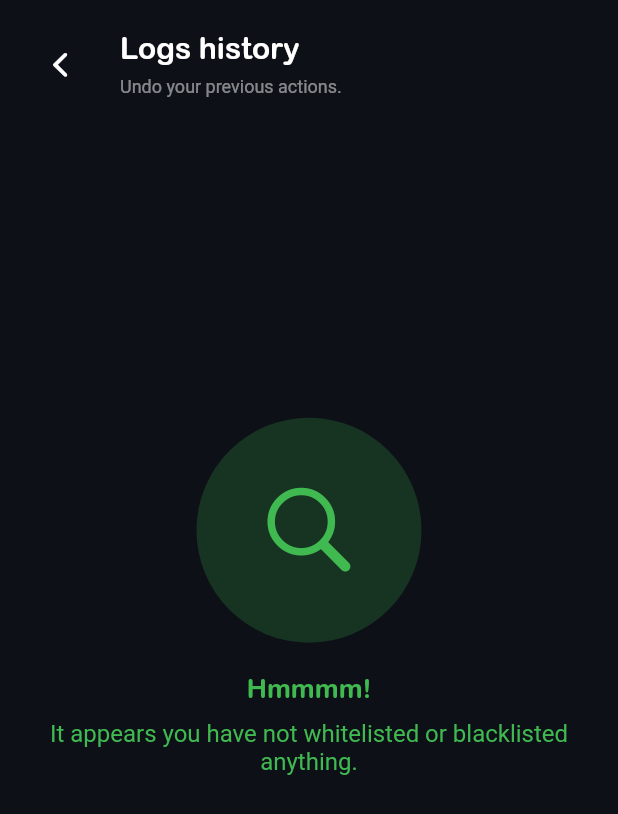
After one commit to zero-stealth/Pihole-Manager, a Flutter app: the LogsHistory screen opened directly, on a phone screen of 412 x 824 dp. The commit adds this screen. Shown: the top 814 px of the screen. Run offline on Flutter 3.47's test engine with Material 2 defaults, Android fonts, the phone set to English and light mode, and no system bars; our stand-ins replace flutter_dotenv, flutter_svg, loading_animation_widget, sqflite; accounts and stored records are empty; Roboto replaces fonts that are missing (SFT-Regular).

Commit message:
:hammer: UI for logs history stable

```diff
--- a/lib/screens/Logs.dart
+++ b/lib/screens/Logs.dart
@@ -372,7 +372,7 @@ class _LogsState extends State<Logs> {
 
     for (var i = 0; i < devices.length; i++) {
       final res = await http.Client().get(Uri.parse(
-          '${devices[i]['protocol']}://${devices[i]['ip']}/admin/api.php?getAllQueries=50&auth=${devices[i]['apitoken']}'));
+          '${devices[i]['protocol']}://${devices[i]['ip']}/admin/api.php?getAllQueries=100&auth=${devices[i]['apitoken']}'));
       if (res.statusCode == 200) {
         var pars = jsonDecode(res.body);
         // print(DateTime.parse(pars['data'][0][0].toDate().toString()));
--- /dev/null
+++ b/lib/screens/LogsHistory.dart
@@ -0,0 +1,252 @@
+import 'package:flutter/cupertino.dart';
+import 'package:flutter/material.dart';
+import 'package:piremote/data/fonts.dart';
+import 'package:piremote/widgets/NoHistory.dart';
+
+class LogsHistory extends StatefulWidget {
+  const LogsHistory({Key? key}) : super(key: key);
+
+  @override
+  State<LogsHistory> createState() => _LogsHistoryState();
+}
+
+class _LogsHistoryState extends State<LogsHistory> {
+  var history = [
+    // {
+    //   "status": "blacklisted",
+    //   "domain": "piholemanager.com",
+    //   "client": "192.168.0.10",
+    // },
+    // {
+    //   "status": "allowed",
+    //   "domain": "piholemanager.com",
+    //   "client": "192.168.0.10",
+    // },
+    // {
+    //   "status": "blacklisted",
+    //   "domain": "piholemanager.com",
+    //   "client": "192.168.0.10",
+    // },
+  ];
+
+  actionHandler(status) {
+    switch (status) {
+      case "blacklisted":
+        return Container(
+          padding: EdgeInsets.all(10.0),
+          decoration: BoxDecoration(
+              color: Color(0xff3FB950).withOpacity(0.1),
+              borderRadius: BorderRadius.circular(50.0)),
+          child: Center(
+            child: Icon(
+              CupertinoIcons.checkmark_shield_fill,
+              color: Color(0xff3FB950),
+            ),
+          ),
+        );
+
+      case "allowed":
+        return Container(
+          padding: EdgeInsets.all(10.0),
+          decoration: BoxDecoration(
+              color: Colors.redAccent.withOpacity(0.1),
+              borderRadius: BorderRadius.circular(50.0)),
+          child: Center(
+            child: Icon(
+              CupertinoIcons.checkmark_shield_fill,
+              color: Colors.redAccent,
+            ),
+          ),
+        );
+    }
+  }
+
+  statusHandler(status) {
+    switch (status) {
+      case "blacklisted":
+        return Text(
+          "Blacklisted",
+          style: TextStyle(
+            color: Colors.redAccent,
+            fontFamily: pRegular,
+            fontSize: 12.0,
+          ),
+        );
+
+      case "allowed":
+        return Text(
+          "Allowed",
+          style: TextStyle(
+            color: Color(0xff3FB950),
+            fontFamily: pRegular,
+            fontSize: 12.0,
+          ),
+        );
+    }
+  }
+
+  myHistory() {
+    return MediaQuery.removePadding(
+      context: context,
+      removeTop: true,
+      child: ListView.builder(
+          physics: NeverScrollableScrollPhysics(),
+          shrinkWrap: true,
+          clipBehavior: Clip.none,
+          scrollDirection: Axis.vertical,
+          itemCount: history.length,
+          itemBuilder: (BuildContext context, int index) {
+            return InkWell(
+              onTap: () {
+                // Navigator.push(
+                //   context,
+                //   MaterialPageRoute(
+                //     builder: (context) => Query(
+                //       domain:
+                //           "${logs[index][2]['domain'].toString()}",
+                //       client: deviceName(
+                //           logs[index][4]['client'].toString()),
+                //       type:
+                //           "${logs[index][1]['requestType'].toString()}",
+                //       timestamp:
+                //           "${logs[index][0]['timestamp'].toString()}",
+                //       status:
+                //           "${logs[index][3]['type'].toString()}",
+                //     ),
+                //   ),
+                // );
+              },
+              child: Container(
+                padding: EdgeInsets.only(
+                  bottom: 15.0,
+                  left: 20.0,
+                  right: 20.0,
+                  top: 15.0,
+                ),
+                decoration: BoxDecoration(
+                  color: Colors.transparent,
+                  border: Border(
+                    bottom: BorderSide(
+                      width: 2.0,
+                      color: const Color(0xFF161B22).withOpacity(0.5),
+                    ),
+                  ),
+                ),
+                child: Row(
+                  mainAxisAlignment: MainAxisAlignment.spaceBetween,
+                  children: [
+                    Column(
+                      crossAxisAlignment: CrossAxisAlignment.start,
+                      children: [
+                        statusHandler(history[index]['status']),
+                        SizedBox(height: 5.0),
+                        Text(
+                          '${history[index]['domain']}',
+                          overflow: TextOverflow.ellipsis,
+                          style: TextStyle(
+                            color: Colors.white,
+                            fontSize: 14.0,
+                            fontFamily: pBold,
+                          ),
+                        ),
+                        SizedBox(height: 5.0),
+                        Text(
+                          '${history[index]['client']}',
+                          overflow: TextOverflow.ellipsis,
+                          style: TextStyle(
+                            color: Colors.white,
+                            fontSize: 13.0,
+                            fontFamily: pRegular,
+                          ),
+                        ),
+                      ],
+                    ),
+                    actionHandler(history[index]['status']),
+                  ],
+                ),
+              ),
+            );
+          }),
+    );
+  }
+
+  // @override
+  // void initState() {
+  //   // TODO: implement initState
+  //   super.initState();
+  // }
+
+  // @override
+  // void dispose() {
+  //   // TODO: implement dispose
+  //   super.dispose();
+  // }
+
+  @override
+  Widget build(BuildContext context) {
+    return Scaffold(
+      backgroundColor: const Color(0xFF0D1117),
+      body: SafeArea(
+        child: SingleChildScrollView(
+          physics: BouncingScrollPhysics(),
+          child: Column(
+            children: [
+              Padding(
+                padding: const EdgeInsets.only(
+                  top: 20.0,
+                  left: 20.0,
+                  right: 20.0,
+                ),
+                child: Row(
+                  mainAxisAlignment: MainAxisAlignment.start,
+                  crossAxisAlignment: CrossAxisAlignment.center,
+                  children: [
+                    IconButton(
+                      visualDensity: VisualDensity.compact,
+                      padding: EdgeInsets.all(2.0),
+                      onPressed: () {
+                        Navigator.pop(context);
+                      },
+                      icon: Icon(
+                        CupertinoIcons.chevron_back,
+                        size: 25.0,
+                        color: Colors.white,
+                      ),
+                    ),
+                    SizedBox(width: 20.0),
+                    Column(
+                      crossAxisAlignment: CrossAxisAlignment.start,
+                      children: [
+                        Text(
+                          'Logs history',
+                          style: TextStyle(
+                            color: Colors.white,
+                            fontSize: 20.0,
+                            fontFamily: pBold,
+                          ),
+                        ),
+                        SizedBox(height: 5.0),
+                        Text(
+                          'Undo your previous actions.',
+                          textAlign: TextAlign.start,
+                          style: TextStyle(
+                            color: Colors.white.withOpacity(0.5),
+                            fontSize: 12.0,
+                            height: 1.5,
+                            fontFamily: pRegular,
+                          ),
+                        ),
+                      ],
+                    ),
+                  ],
+                ),
+              ),
+              const SizedBox(height: 5.0),
+              history.isEmpty ? NoHistory(context: context) : myHistory(),
+            ],
+          ),
+        ),
+      ),
+    );
+  }
+}
--- /dev/null
+++ b/lib/widgets/NoHistory.dart
@@ -0,0 +1,65 @@
+import 'package:flutter/cupertino.dart';
+import 'package:flutter/material.dart';
+import 'package:piremote/data/fonts.dart';
+import 'package:piremote/screens/EditDevice.dart';
+
+class NoHistory extends StatelessWidget {
+  const NoHistory({
+    Key? key,
+    required this.context,
+  }) : super(key: key);
+
+  final BuildContext context;
+
+  @override
+  Widget build(BuildContext context) {
+    return Container(
+      width: MediaQuery.of(context).size.width,
+      height: MediaQuery.of(context).size.height - 170,
+      child: Align(
+        alignment: Alignment.center,
+        child: Column(
+          mainAxisAlignment: MainAxisAlignment.center,
+          children: [
+            Container(
+              width: 150.0,
+              height: 150.0,
+              //padding: EdgeInsets.all(30.0),
+              decoration: BoxDecoration(
+                  color: Color(0xff3FB950).withOpacity(0.2),
+                  borderRadius: BorderRadius.circular(100.0)),
+              child: Center(
+                child: Icon(
+                  CupertinoIcons.search,
+                  color: Color(0xff3FB950),
+                  size: 70.0,
+                ),
+              ),
+            ),
+            SizedBox(height: 20.0),
+            Text(
+              "Hmmmm!",
+              style: TextStyle(
+                fontSize: 18.0,
+                // color: Color(0xff3FB950),
+                color: Color(0xff3FB950),
+                fontFamily: pBold,
+              ),
+            ),
+            SizedBox(height: 10.0),
+            Text(
+              "It appears you have not whitelisted or blacklisted anything.",
+              textAlign: TextAlign.center,
+              style: TextStyle(
+                fontSize: 16.0,
+                // color: Color(0xff3FB950),
+                color: Color(0xff3FB950),
+                fontFamily: pRegular,
+              ),
+            ),
+          ],
+        ),
+      ),
+    );
+  }
+}
```
Also changed, not shown: lib/screens/Dashboard.dart (+33 -20 lines).
